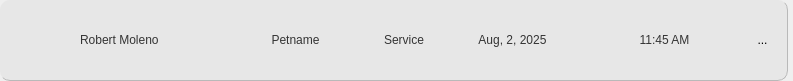
Before: the Qt Designer form Desktop_Application/Frontend/ui-files/appointmentCard.ui in DreddVDomasian/Petmate-Desktop-Application, drawn with Qt 5.
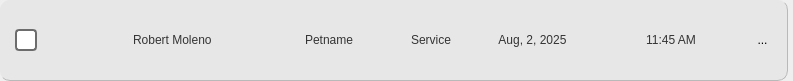
After: the same form once the commit is applied. Icons and pictures are not drawn.

Commit message: send reminder in appointment

Patch:
```diff
--- a/Desktop_Application/Frontend/ui-files/appointmentCard.ui
+++ b/Desktop_Application/Frontend/ui-files/appointmentCard.ui
@@ -81,6 +81,46 @@
       <property name="bottomMargin">
        <number>15</number>
       </property>
+      <item>
+       <widget class="QCheckBox" name="checkBox">
+        <property name="sizePolicy">
+         <sizepolicy hsizetype="Fixed" vsizetype="Fixed">
+          <horstretch>0</horstretch>
+          <verstretch>0</verstretch>
+         </sizepolicy>
+        </property>
+        <property name="styleSheet">
+         <string notr="true">QCheckBox {
+    font-size: 14px;
+    spacing: 6px; /* space between box and text */
+}
+
+QCheckBox::indicator {
+    width: 18px;
+    height: 18px;
+    border: 2px solid #6c6c6c;
+    border-radius: 4px;
+    background: white;
+}
+
+QCheckBox::indicator:hover {
+    border-color: #3b82f6; /* blue highlight */
+}
+
+QCheckBox::indicator:checked {
+    background: #78B3CE;
+}
+
+QCheckBox::indicator:disabled {
+    background: #ddd;
+    border-color: #aaa;
+}</string>
+        </property>
+        <property name="text">
+         <string/>
+        </property>
+       </widget>
+      </item>
       <item>
        <widget class="QLabel" name="profileIcon">
         <property name="maximumSize">
```
The commit also changes 5 other files.
